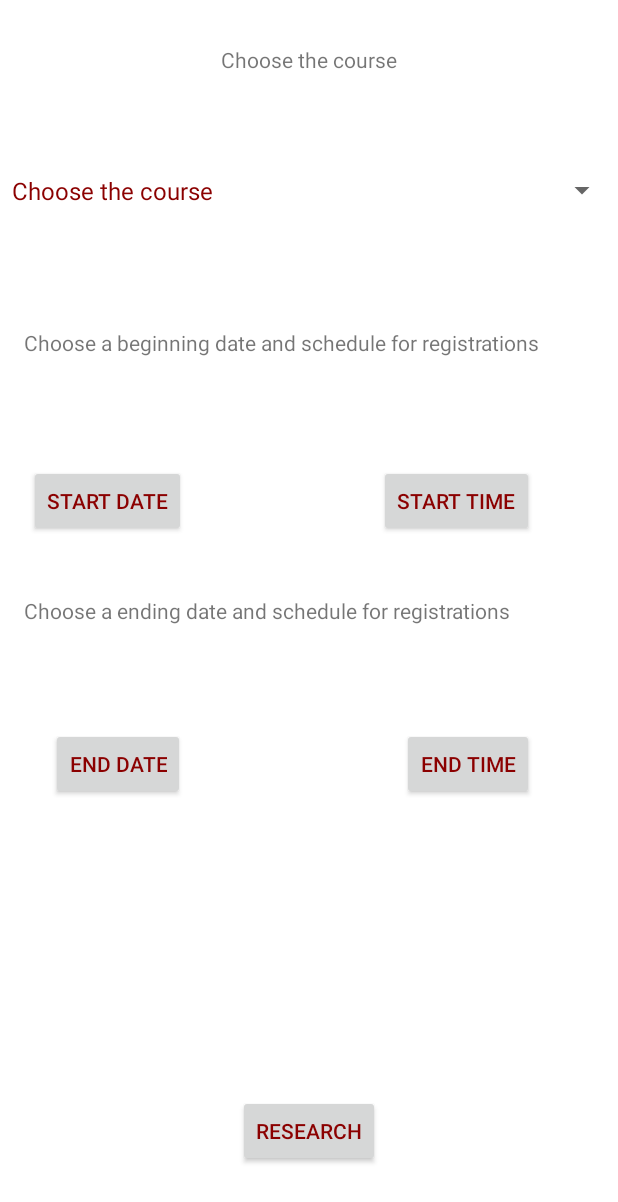
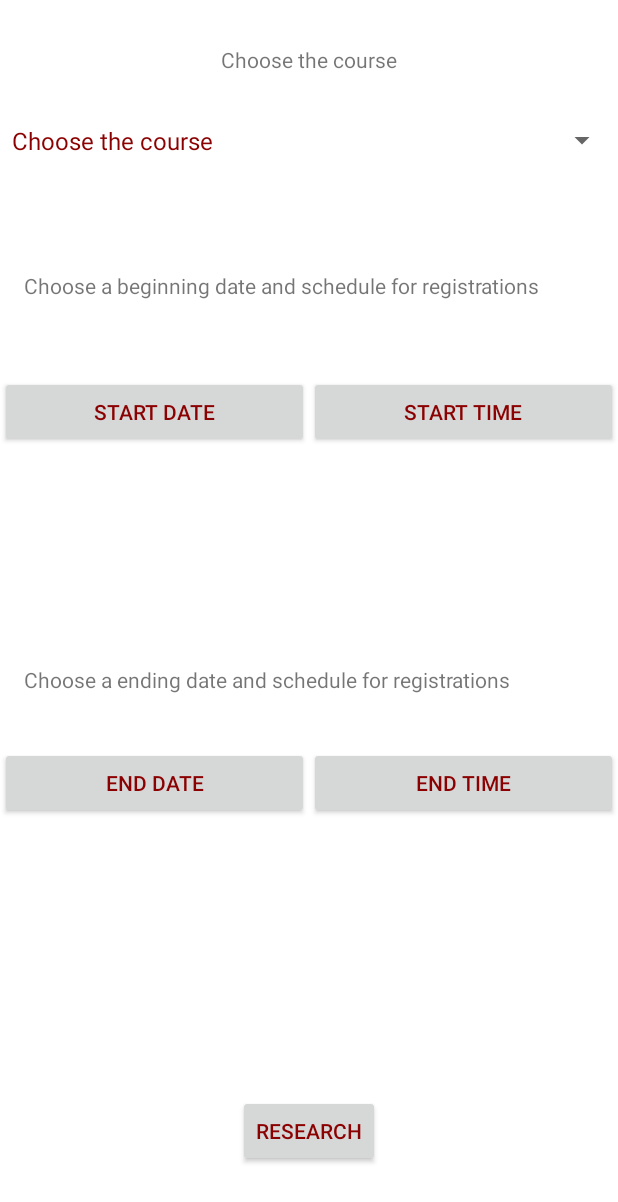
Before and after one commit to timothetoulain/projet_integration, an Android app: the SelectVisualizeActivity screen opened directly, with no data from a screen before it, on a phone screen of 412 x 824 dp. Shown: the top 1202 px of the screen. Run offline under Robolectric (Android 15) with nearby library versions, the phone set to English and light mode, and no system bars.

```diff
--- a/app/src/main/AndroidManifest.xml
+++ b/app/src/main/AndroidManifest.xml
@@ -4,6 +4,7 @@
     android:installLocation="auto"
     android:versionCode="15"
     android:versionName="0.15">
+
     <!-- <uses-sdk android:targetSdkVersion="23" /> -->
     <uses-permission android:name="android.permission.INTERNET" />
     <uses-permission android:name="android.permission.NFC" />
@@ -11,12 +12,12 @@
     <uses-feature android:name="android.hardware.nfc" />
 
     <application
-        android:theme="@style/Theme.integration.Light"
         android:allowBackup="true"
         android:icon="@drawable/icon"
-        android:label="@string/app_name">
+        android:label="@string/app_name"
+        android:theme="@style/Theme.integration.Light">
         <activity android:name=".ResultManualAddingActivity" />
-            <!--android:theme="@style/Theme.integration.Light"></activity>-->
+        <!-- android:theme="@style/Theme.integration.Light"></activity> -->
         <activity android:name=".StudentRegistrationActivity" />
         <activity android:name=".StudentManualAddingActivity" />
         <activity android:name=".VisualizeActivity" />
--- a/app/src/main/res/layout/activity_select_visualize.xml
+++ b/app/src/main/res/layout/activity_select_visualize.xml
@@ -11,8 +11,6 @@
         android:layout_width="0dp"
         android:layout_height="35dp"
         android:layout_marginTop="76dp"
-        android:layout_marginBottom="70dp"
-        app:layout_constraintBottom_toBottomOf="@+id/startTextView"
         app:layout_constraintEnd_toEndOf="parent"
         app:layout_constraintStart_toStartOf="parent"
         app:layout_constraintTop_toTopOf="parent" />
@@ -29,15 +27,17 @@
 
     <Button
         android:id="@+id/startDateButton"
-        android:layout_width="wrap_content"
+        android:layout_width="0dp"
         android:layout_height="wrap_content"
         android:layout_alignParentTop="true"
         android:layout_centerHorizontal="true"
-        android:layout_marginStart="19dp"
-        android:layout_marginLeft="19dp"
-        android:layout_marginBottom="39dp"
+
+        android:layout_marginBottom="8dp"
+        android:layout_weight="0.5"
         android:text="@string/button_date_start"
-        app:layout_constraintBottom_toTopOf="@+id/endTextView"
+        app:layout_constraintBottom_toTopOf="@+id/guideline2"
+        app:layout_constraintEnd_toStartOf="@+id/startTimeButton"
+        app:layout_constraintHorizontal_bias="0.5"
         app:layout_constraintStart_toStartOf="parent" />
 
     <TextView
@@ -46,112 +46,123 @@
         android:layout_height="wrap_content"
         android:layout_marginStart="3dp"
         android:layout_marginLeft="3dp"
+        android:layout_marginTop="8dp"
         android:layout_marginEnd="3dp"
         android:layout_marginRight="3dp"
         android:layout_marginBottom="10dp"
         android:textAppearance="?android:attr/textAppearanceMedium"
         app:layout_constraintBottom_toTopOf="@+id/startDateButton"
         app:layout_constraintEnd_toEndOf="@+id/startDateButton"
-        app:layout_constraintStart_toStartOf="@+id/startDateButton" />
+        app:layout_constraintStart_toStartOf="@+id/startDateButton"
+        app:layout_constraintTop_toBottomOf="@+id/startTextView" />
 
     <Button
         android:id="@+id/startTimeButton"
-        android:layout_width="wrap_content"
+        android:layout_width="0dp"
         android:layout_height="wrap_content"
-        android:layout_marginEnd="56dp"
-        android:layout_marginRight="56dp"
-        android:layout_marginBottom="39dp"
+
+        android:layout_weight="0.5"
         android:text="@string/button_time_start"
-        app:layout_constraintBottom_toTopOf="@+id/endTextView"
-        app:layout_constraintEnd_toEndOf="parent" />
+        app:layout_constraintBottom_toBottomOf="@+id/startDateButton"
+        app:layout_constraintEnd_toEndOf="parent"
+        app:layout_constraintHorizontal_bias="0.5"
+        app:layout_constraintStart_toEndOf="@+id/startDateButton"
+        app:layout_constraintTop_toTopOf="@+id/startDateButton" />
 
     <Button
         android:id="@+id/endTimeButton"
-        android:layout_width="wrap_content"
+        android:layout_width="0dp"
         android:layout_height="wrap_content"
-        android:layout_marginEnd="56dp"
-        android:layout_marginRight="56dp"
+        android:layout_marginTop="8dp"
+        android:layout_weight="0.5"
         android:text="@string/button_time_end"
-        app:layout_constraintBottom_toBottomOf="@+id/endDateButton"
         app:layout_constraintEnd_toEndOf="parent"
-        app:layout_constraintTop_toTopOf="@+id/endDateButton" />
+        app:layout_constraintHorizontal_bias="0.5"
+        app:layout_constraintStart_toEndOf="@+id/endDateButton"
+        app:layout_constraintTop_toBottomOf="@+id/endTimeEditText" />
 
     <TextView
         android:id="@+id/startTimeEditText"
-        android:layout_width="0dp"
-        android:layout_height="wrap_content"
+        android:layout_width="199dp"
+        android:layout_height="21dp"
         android:layout_marginStart="3dp"
         android:layout_marginLeft="3dp"
+        android:layout_marginTop="8dp"
         android:layout_marginEnd="3dp"
         android:layout_marginRight="3dp"
         android:layout_marginBottom="12dp"
         app:layout_constraintBottom_toTopOf="@+id/startTimeButton"
         app:layout_constraintEnd_toEndOf="@+id/startTimeButton"
         app:layout_constraintHorizontal_bias="0.0"
-        app:layout_constraintStart_toStartOf="@+id/startTimeButton" />
+        app:layout_constraintStart_toStartOf="@+id/startTimeButton"
+        app:layout_constraintTop_toBottomOf="@+id/startTextView" />
 
     <TextView
         android:id="@+id/endTimeEditText"
         android:layout_width="0dp"
         android:layout_height="wrap_content"
-        android:layout_marginBottom="15dp"
-        app:layout_constraintBottom_toTopOf="@+id/endTimeButton"
-        app:layout_constraintEnd_toEndOf="@+id/endTimeButton"
-        app:layout_constraintStart_toStartOf="@+id/endTimeButton" />
+        android:layout_marginTop="8dp"
+        app:layout_constraintEnd_toEndOf="parent"
+        app:layout_constraintHorizontal_bias="0.5"
+        app:layout_constraintStart_toEndOf="@+id/endDateEditText"
+        app:layout_constraintStart_toStartOf="@+id/endTimeButton"
+        app:layout_constraintTop_toBottomOf="@+id/endTextView" />
 
     <Button
         android:id="@+id/endDateButton"
-        android:layout_width="wrap_content"
+        android:layout_width="0dp"
         android:layout_height="wrap_content"
-        android:layout_marginStart="3dp"
-        android:layout_marginLeft="3dp"
-        android:layout_marginTop="15dp"
+        android:layout_marginTop="8dp"
+        android:layout_weight="0.5"
         android:text="@string/button_date_end"
-        app:layout_constraintStart_toStartOf="@+id/endDateEditText"
+        app:layout_constraintEnd_toStartOf="@+id/endTimeButton"
+        app:layout_constraintHorizontal_bias="0.5"
+        app:layout_constraintStart_toStartOf="parent"
         app:layout_constraintTop_toBottomOf="@+id/endDateEditText" />
 
     <TextView
         android:id="@+id/endDateEditText"
         android:layout_width="0dp"
         android:layout_height="wrap_content"
-        android:layout_marginStart="11dp"
-        android:layout_marginLeft="11dp"
-        android:layout_marginTop="23dp"
-        android:layout_marginEnd="11dp"
-        android:layout_marginRight="11dp"
-        app:layout_constraintEnd_toStartOf="@+id/researchButton"
-        app:layout_constraintStart_toStartOf="@+id/startDateButton"
+
+        android:layout_marginTop="8dp"
+        app:layout_constraintEnd_toStartOf="@+id/endTimeEditText"
+        app:layout_constraintHorizontal_bias="0.5"
+        app:layout_constraintStart_toStartOf="parent"
         app:layout_constraintTop_toBottomOf="@+id/endTextView" />
 
     <TextView
         android:id="@+id/startTextView"
         android:layout_width="0dp"
-        android:layout_height="29dp"
+        android:layout_height="wrap_content"
         android:layout_marginStart="16dp"
         android:layout_marginLeft="16dp"
-        android:layout_marginEnd="8dp"
-        android:layout_marginRight="8dp"
-        android:layout_marginBottom="27dp"
-        android:layout_weight="0.8"
+        android:layout_marginEnd="16dp"
+        android:layout_marginRight="16dp"
+        android:layout_weight="1"
         android:text="@string/date_start"
-        app:layout_constraintBottom_toTopOf="@+id/startDateEditText"
         app:layout_constraintEnd_toEndOf="parent"
-        app:layout_constraintStart_toStartOf="parent" />
+        app:layout_constraintHorizontal_bias="0.5"
+        app:layout_constraintStart_toStartOf="parent"
+        app:layout_constraintTop_toTopOf="@+id/guideline5" />
 
     <TextView
         android:id="@+id/endTextView"
         android:layout_width="0dp"
-        android:layout_height="30dp"
+        android:layout_height="wrap_content"
         android:layout_marginStart="16dp"
         android:layout_marginLeft="16dp"
-        android:layout_marginEnd="8dp"
-        android:layout_marginRight="8dp"
+        android:layout_marginTop="8dp"
+        android:layout_marginEnd="16dp"
+        android:layout_marginRight="16dp"
         android:layout_weight="0.8"
         android:text="@string/date_end"
         app:layout_constraintBottom_toBottomOf="parent"
         app:layout_constraintEnd_toEndOf="parent"
+        app:layout_constraintHorizontal_bias="0.0"
         app:layout_constraintStart_toStartOf="parent"
-        app:layout_constraintTop_toTopOf="parent" />
+        app:layout_constraintTop_toTopOf="@+id/guideline3"
+        app:layout_constraintVertical_bias="0.517" />
 
     <TextView
         android:id="@+id/courseTextView"
@@ -163,12 +174,26 @@
         app:layout_constraintStart_toStartOf="parent"
         app:layout_constraintTop_toTopOf="parent" />
 
-    <LinearLayout
-        android:layout_width="116dp"
-        android:layout_height="133dp"
+    <android.support.constraint.Guideline
+        android:id="@+id/guideline2"
+        android:layout_width="wrap_content"
+        android:layout_height="wrap_content"
         android:orientation="horizontal"
-        tools:layout_editor_absoluteX="130dp"
-        tools:layout_editor_absoluteY="173dp"></LinearLayout>
+        app:layout_constraintGuide_begin="307dp" />
+
+    <android.support.constraint.Guideline
+        android:id="@+id/guideline3"
+        android:layout_width="wrap_content"
+        android:layout_height="wrap_content"
+        android:orientation="horizontal"
+        app:layout_constraintGuide_begin="49dp" />
+
+    <android.support.constraint.Guideline
+        android:id="@+id/guideline5"
+        android:layout_width="wrap_content"
+        android:layout_height="wrap_content"
+        android:orientation="horizontal"
+        app:layout_constraintGuide_begin="181dp" />
 
 
 </android.support.constraint.ConstraintLayout>
```
Also changed, not shown: 69 other files.
